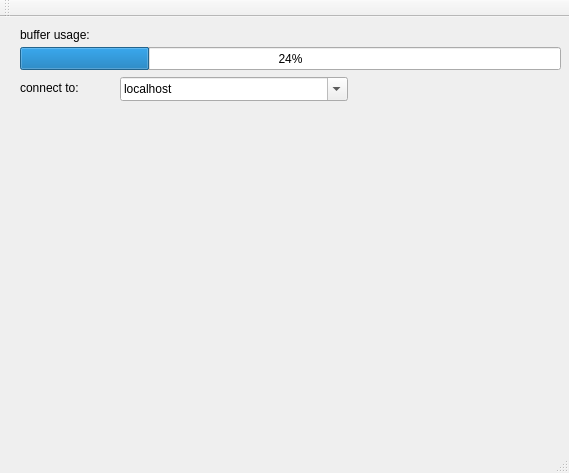
Before: the Qt Designer form myon_detector_gui/src/mainwindow.ui in MuonPi/muondetector, drawn with Qt 5.
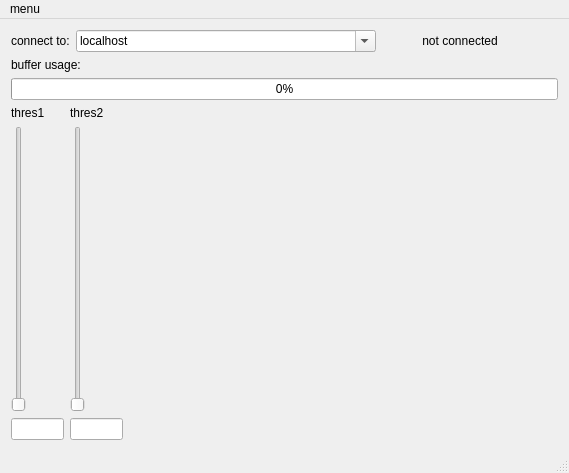
After: the same form once the commit is applied.

Diff of the .ui file:
```diff
--- a/myon_detector_gui/src/mainwindow.ui
+++ b/myon_detector_gui/src/mainwindow.ui
@@ -14,58 +14,206 @@
    <string>MainWindow</string>
   </property>
   <widget class="QWidget" name="centralWidget">
-   <widget class="QLabel" name="ipLabel">
-    <property name="geometry">
-     <rect>
-      <x>20</x>
-      <y>60</y>
-      <width>71</width>
-      <height>21</height>
-     </rect>
-    </property>
-    <property name="text">
-     <string>connect to:</string>
-    </property>
-   </widget>
-   <widget class="QProgressBar" name="uartBuffer">
-    <property name="geometry">
-     <rect>
-      <x>20</x>
-      <y>30</y>
-      <width>541</width>
-      <height>23</height>
-     </rect>
-    </property>
-    <property name="value">
-     <number>24</number>
-    </property>
-   </widget>
-   <widget class="QFontComboBox" name="ipBox">
-    <property name="geometry">
-     <rect>
-      <x>120</x>
-      <y>60</y>
-      <width>228</width>
-      <height>24</height>
-     </rect>
-    </property>
-    <property name="currentText">
-     <string notr="true">localhost</string>
-    </property>
-   </widget>
-   <widget class="QLabel" name="bufferUsageLabel">
-    <property name="geometry">
-     <rect>
-      <x>20</x>
-      <y>10</y>
-      <width>81</width>
-      <height>16</height>
-     </rect>
-    </property>
-    <property name="text">
-     <string>buffer usage:</string>
-    </property>
-   </widget>
+   <layout class="QVBoxLayout" name="verticalLayout">
+    <item>
+     <layout class="QHBoxLayout" name="horizontalLayout">
+      <item>
+       <widget class="QLabel" name="ipLabel">
+        <property name="text">
+         <string>connect to:</string>
+        </property>
+       </widget>
+      </item>
+      <item>
+       <widget class="QFontComboBox" name="ipBox">
+        <property name="sizePolicy">
+         <sizepolicy hsizetype="Maximum" vsizetype="Fixed">
+          <horstretch>1</horstretch>
+          <verstretch>0</verstretch>
+         </sizepolicy>
+        </property>
+        <property name="maximumSize">
+         <size>
+          <width>300</width>
+          <height>16777215</height>
+         </size>
+        </property>
+        <property name="currentText">
+         <string notr="true">localhost</string>
+        </property>
+       </widget>
+      </item>
+      <item>
+       <spacer name="horizontalSpacer_2">
+        <property name="orientation">
+         <enum>Qt::Horizontal</enum>
+        </property>
+        <property name="sizeType">
+         <enum>QSizePolicy::Maximum</enum>
+        </property>
+        <property name="sizeHint" stdset="0">
+         <size>
+          <width>40</width>
+          <height>20</height>
+         </size>
+        </property>
+       </spacer>
+      </item>
+      <item>
+       <widget class="QLabel" name="label">
+        <property name="text">
+         <string>not connected</string>
+        </property>
+        <property name="alignment">
+         <set>Qt::AlignCenter</set>
+        </property>
+       </widget>
+      </item>
+      <item>
+       <spacer name="horizontalSpacer_3">
+        <property name="orientation">
+         <enum>Qt::Horizontal</enum>
+        </property>
+        <property name="sizeHint" stdset="0">
+         <size>
+          <width>40</width>
+          <height>20</height>
+         </size>
+        </property>
+       </spacer>
+      </item>
+     </layout>
+    </item>
+    <item>
+     <widget class="QLabel" name="bufferUsageLabel">
+      <property name="text">
+       <string>buffer usage:</string>
+      </property>
+     </widget>
+    </item>
+    <item>
+     <widget class="QProgressBar" name="uartBuffer">
+      <property name="value">
+       <number>0</number>
+      </property>
+     </widget>
+    </item>
+    <item>
+     <layout class="QHBoxLayout" name="horizontalLayout_2">
+      <item>
+       <layout class="QVBoxLayout" name="discr1Layout">
+        <item>
+         <widget class="QLabel" name="discr1Label">
+          <property name="sizePolicy">
+           <sizepolicy hsizetype="Fixed" vsizetype="Preferred">
+            <horstretch>0</horstretch>
+            <verstretch>0</verstretch>
+           </sizepolicy>
+          </property>
+          <property name="minimumSize">
+           <size>
+            <width>53</width>
+            <height>0</height>
+           </size>
+          </property>
+          <property name="text">
+           <string>thres1</string>
+          </property>
+         </widget>
+        </item>
+        <item>
+         <widget class="QSlider" name="discr1Slider">
+          <property name="accessibleName">
+           <string/>
+          </property>
+          <property name="orientation">
+           <enum>Qt::Vertical</enum>
+          </property>
+         </widget>
+        </item>
+        <item>
+         <widget class="QLineEdit" name="discr1Edit">
+          <property name="sizePolicy">
+           <sizepolicy hsizetype="Ignored" vsizetype="Fixed">
+            <horstretch>0</horstretch>
+            <verstretch>0</verstretch>
+           </sizepolicy>
+          </property>
+          <property name="baseSize">
+           <size>
+            <width>51</width>
+            <height>0</height>
+           </size>
+          </property>
+         </widget>
+        </item>
+       </layout>
+      </item>
+      <item>
+       <layout class="QVBoxLayout" name="discr2Layout">
+        <item>
+         <widget class="QLabel" name="discr2Label">
+          <property name="sizePolicy">
+           <sizepolicy hsizetype="Preferred" vsizetype="Preferred">
+            <horstretch>0</horstretch>
+            <verstretch>0</verstretch>
+           </sizepolicy>
+          </property>
+          <property name="minimumSize">
+           <size>
+            <width>53</width>
+            <height>0</height>
+           </size>
+          </property>
+          <property name="text">
+           <string>thres2</string>
+          </property>
+         </widget>
+        </item>
+        <item>
+         <widget class="QSlider" name="discr2Slider">
+          <property name="orientation">
+           <enum>Qt::Vertical</enum>
+          </property>
+         </widget>
+        </item>
+        <item>
+         <widget class="QLineEdit" name="discr2Edit">
+          <property name="enabled">
+           <bool>true</bool>
+          </property>
+          <property name="sizePolicy">
+           <sizepolicy hsizetype="Ignored" vsizetype="Fixed">
+            <horstretch>0</horstretch>
+            <verstretch>0</verstretch>
+           </sizepolicy>
+          </property>
+          <property name="baseSize">
+           <size>
+            <width>51</width>
+            <height>0</height>
+           </size>
+          </property>
+         </widget>
+        </item>
+       </layout>
+      </item>
+      <item>
+       <spacer name="horizontalSpacer">
+        <property name="orientation">
+         <enum>Qt::Horizontal</enum>
+        </property>
+        <property name="sizeHint" stdset="0">
+         <size>
+          <width>40</width>
+          <height>20</height>
+         </size>
+        </property>
+       </spacer>
+      </item>
+     </layout>
+    </item>
+   </layout>
   </widget>
   <widget class="QMenuBar" name="menuBar">
    <property name="geometry">
@@ -76,14 +224,14 @@
      <height>25</height>
     </rect>
    </property>
-  </widget>
-  <widget class="QToolBar" name="mainToolBar">
-   <attribute name="toolBarArea">
-    <enum>TopToolBarArea</enum>
-   </attribute>
-   <attribute name="toolBarBreak">
-    <bool>false</bool>
-   </attribute>
+   <widget class="QMenu" name="menuoverview">
+    <property name="title">
+     <string>menu</string>
+    </property>
+    <addaction name="actionmeasurement"/>
+    <addaction name="actionsettings"/>
+   </widget>
+   <addaction name="menuoverview"/>
   </widget>
   <widget class="QStatusBar" name="statusBar"/>
  </widget>
```
Left out of the diff: 12 changed lines with no effect on the pictures.
